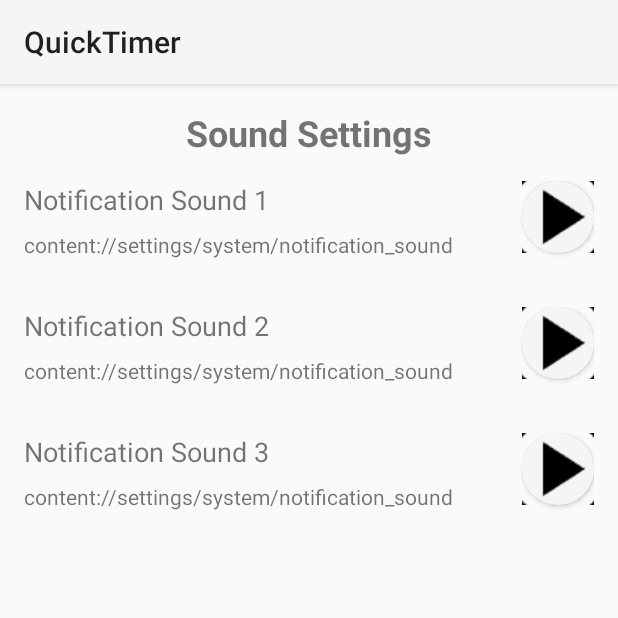
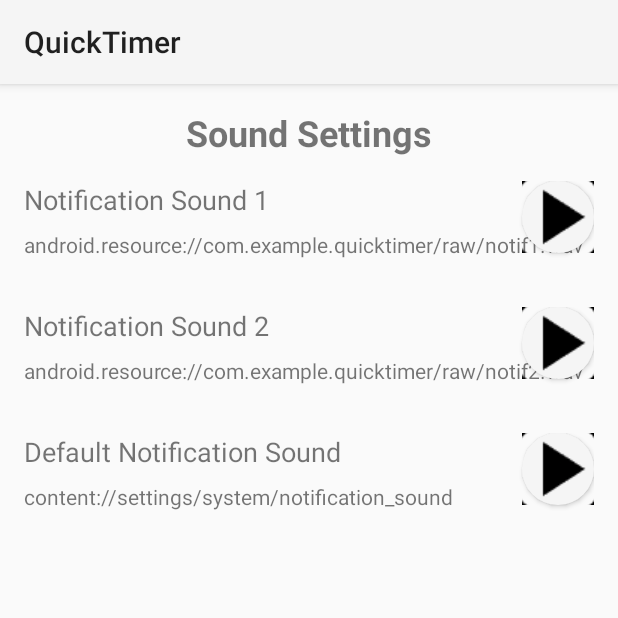
Before and after one commit to Ashuvwxyz/QuickTimer_20CYS404, an Android app: the screen it shows after launch (SoundSettingActivity), after a tap on an icon or button, on a phone screen of 412 x 824 dp, the top half of it. Run offline under Robolectric (Android 15) with nearby library versions, the phone set to English and light mode, and no system bars; 3 other taps on this screen came first.

Commit message:
Commit 7 - edited notification stuff

```diff
--- a/app/src/main/java/com/example/quicktimer/SoundDatabaseHelper.java
+++ b/app/src/main/java/com/example/quicktimer/SoundDatabaseHelper.java
@@ -9,7 +9,7 @@ import android.media.RingtoneManager;
 import android.net.Uri;
 
 public class SoundDatabaseHelper extends SQLiteOpenHelper {
-    private static final String DATABASE_NAME = "sounds1.db";
+    private static final String DATABASE_NAME = "sounds2.db";
     private static final int DATABASE_VERSION = 1;
 
     public static final String TABLE_SOUNDS = "sounds";
@@ -17,8 +17,11 @@ public class SoundDatabaseHelper extends SQLiteOpenHelper {
     public static final String COLUMN_SOUND_NAME = "sound_name";
     public static final String COLUMN_SOUND_URI = "sound_uri";
 
+    private Context context;
+
     public SoundDatabaseHelper(Context context) {
         super(context, DATABASE_NAME, null, DATABASE_VERSION);
+        this.context = context;
     }
 
     @Override
@@ -39,9 +42,9 @@ public class SoundDatabaseHelper extends SQLiteOpenHelper {
     }
 
     private void addInbuiltSounds(SQLiteDatabase db) {
-        addSound(db, "Notification Sound 1", RingtoneManager.getDefaultUri(RingtoneManager.TYPE_NOTIFICATION).toString());
-        addSound(db, "Notification Sound 2", RingtoneManager.getDefaultUri(RingtoneManager.TYPE_NOTIFICATION).toString());
-        addSound(db, "Notification Sound 3", RingtoneManager.getDefaultUri(RingtoneManager.TYPE_NOTIFICATION).toString());
+        addSound(db, "Notification Sound 1", Uri.parse("android.resource://" + context.getPackageName() + "/raw/notif1.wav").toString());
+        addSound(db, "Notification Sound 2", Uri.parse("android.resource://" + context.getPackageName() + "/raw/notif2.wav").toString());
+        addSound(db, "Default Notification Sound", RingtoneManager.getDefaultUri(RingtoneManager.TYPE_NOTIFICATION).toString());
     }
 
     private void addSound(SQLiteDatabase db, String name, String uri) {
--- a/app/src/main/java/com/example/quicktimer/SoundSettingsAdapter.java
+++ b/app/src/main/java/com/example/quicktimer/SoundSettingsAdapter.java
@@ -1,6 +1,7 @@
 package com.example.quicktimer;
 
 import android.content.Context;
+import android.content.SharedPreferences;
 import android.media.MediaPlayer;
 import android.net.Uri;
 import android.view.LayoutInflater;
@@ -15,10 +16,12 @@ import java.util.List;
 public class SoundSettingsAdapter extends RecyclerView.Adapter<SoundSettingsAdapter.ViewHolder> {
     private List<SoundSettingItem> soundSettingItems;
     private Context context;
+    private SharedPreferences sharedPreferences;
 
     public SoundSettingsAdapter(List<SoundSettingItem> soundSettingItems, Context context) {
         this.soundSettingItems = soundSettingItems;
         this.context = context;
+        this.sharedPreferences = context.getSharedPreferences("QuickTimerPrefs", Context.MODE_PRIVATE);
     }
 
     @NonNull
@@ -42,6 +45,12 @@ public class SoundSettingsAdapter extends RecyclerView.Adapter<SoundSettingsAdap
                 mediaPlayer.start();
             }
         });
+
+        holder.itemView.setOnClickListener(v -> {
+            SharedPreferences.Editor editor = sharedPreferences.edit();
+            editor.putString("selected_sound_uri", item.getSoundUri());
+            editor.apply();
+        });
     }
 
     @Override
--- a/app/src/main/java/com/example/quicktimer/TimerActivity.java
+++ b/app/src/main/java/com/example/quicktimer/TimerActivity.java
@@ -1,6 +1,8 @@
 package com.example.quicktimer;
 
+import android.content.Context;
 import android.content.Intent;
+import android.content.SharedPreferences;
 import android.media.Ringtone;
 import android.media.RingtoneManager;
 import android.net.Uri;
@@ -18,6 +20,7 @@ import java.util.Date;
 import java.util.Locale;
 
 public class TimerActivity extends AppCompatActivity {
+    private SharedPreferences sharedPreferences;
     private Uri defaultSoundUri;
     private EditText hoursInput, minutesInput, secondsInput;
     private Button startButton, stopButton, resetButton;
@@ -31,6 +34,8 @@ public class TimerActivity extends AppCompatActivity {
     protected void onCreate(Bundle savedInstanceState) {
         super.onCreate(savedInstanceState);
         setContentView(R.layout.activity_timer);
+
+        sharedPreferences = getSharedPreferences("QuickTimerPrefs", Context.MODE_PRIVATE);
 
         defaultSoundUri = RingtoneManager.getDefaultUri(RingtoneManager.TYPE_NOTIFICATION);
         dbHelper = new TimerDatabaseHelper(this);
```
Also changed, not shown: 2 other files.
